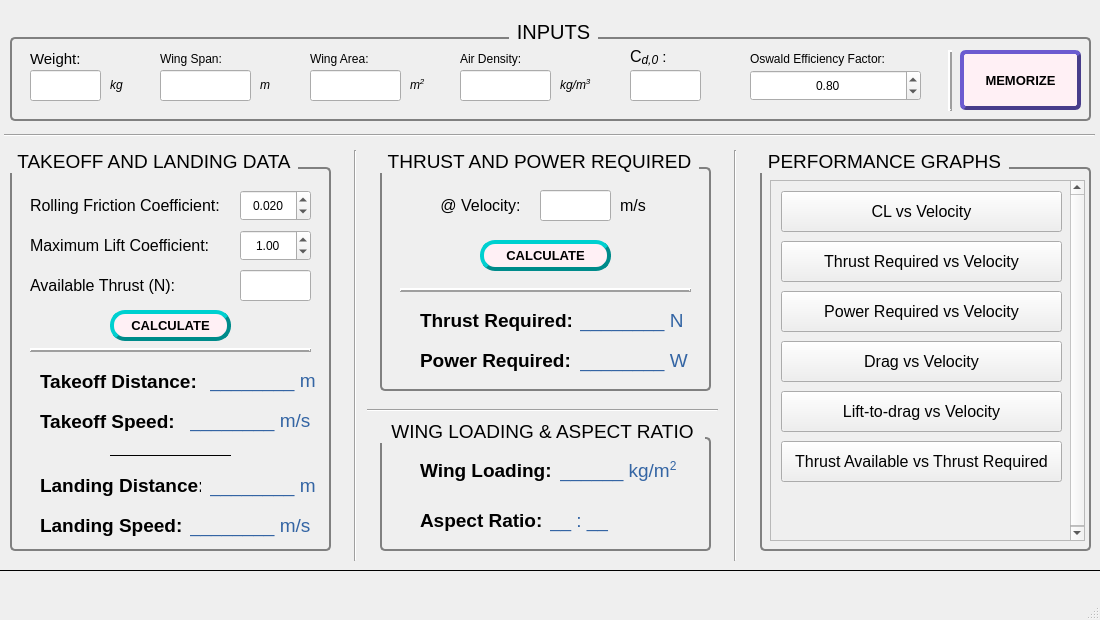
umutaktepe/AeroTools, file modules/ui/main.ui: the form before one commit.
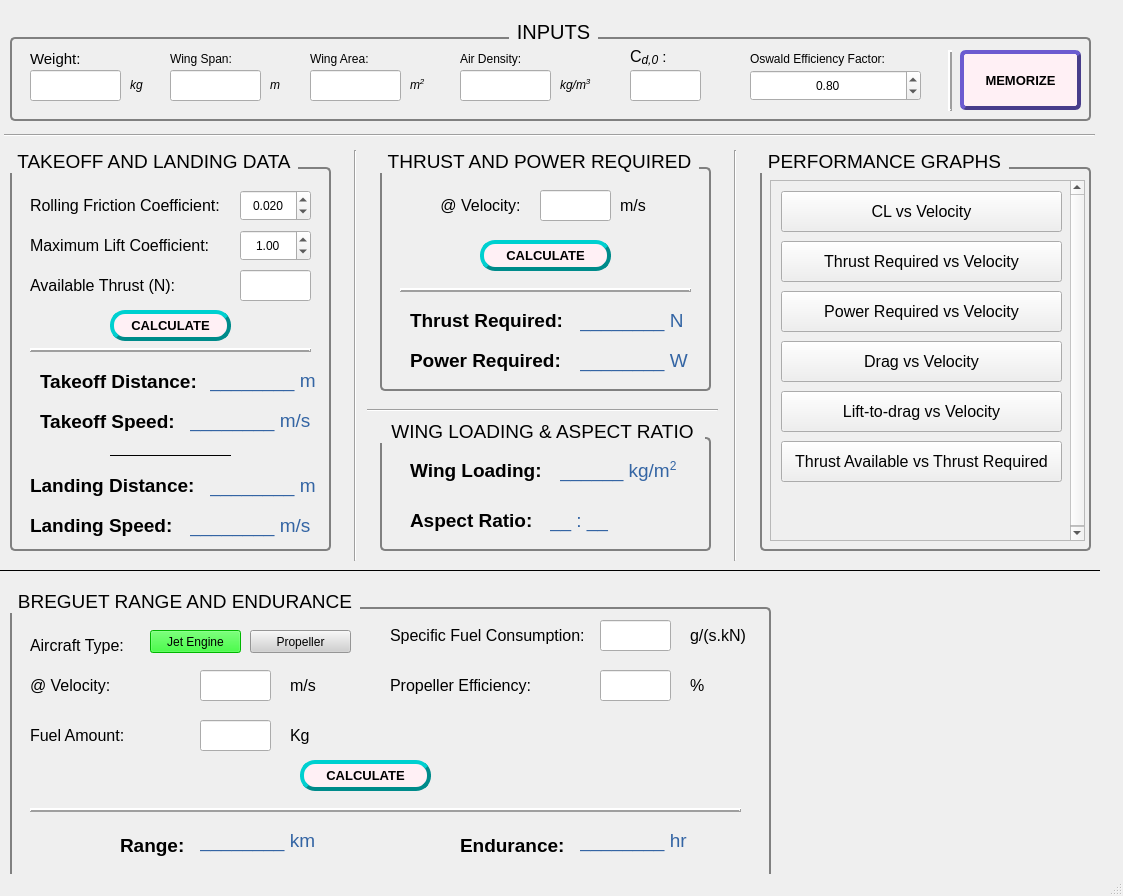
The form after the commit. Icons and pictures are not drawn.

Commit message: added breguet range and endurance calculator

Diff of the .ui file:
```diff
--- a/modules/ui/main.ui
+++ b/modules/ui/main.ui
@@ -6,8 +6,8 @@
    <rect>
     <x>0</x>
     <y>0</y>
-    <width>1100</width>
-    <height>620</height>
+    <width>1123</width>
+    <height>896</height>
    </rect>
   </property>
   <property name="sizePolicy">
@@ -87,7 +87,7 @@
       <rect>
        <x>20</x>
        <y>50</y>
-       <width>71</width>
+       <width>91</width>
        <height>31</height>
       </rect>
      </property>
@@ -163,7 +163,7 @@
     <widget class="QLineEdit" name="wingspan_lineEdit">
      <property name="geometry">
       <rect>
-       <x>150</x>
+       <x>160</x>
        <y>50</y>
        <width>91</width>
        <height>31</height>
@@ -189,9 +189,9 @@
     <widget class="QLabel" name="weightkg_label">
      <property name="geometry">
       <rect>
-       <x>100</x>
+       <x>120</x>
        <y>50</y>
-       <width>31</width>
+       <width>21</width>
        <height>31</height>
       </rect>
      </property>
@@ -208,7 +208,7 @@
     <widget class="QLabel" name="wingspan_label">
      <property name="geometry">
       <rect>
-       <x>150</x>
+       <x>160</x>
        <y>30</y>
        <width>81</width>
        <height>17</height>
@@ -230,9 +230,9 @@
     <widget class="QLabel" name="wingspanm_label">
      <property name="geometry">
       <rect>
-       <x>250</x>
+       <x>260</x>
        <y>50</y>
-       <width>31</width>
+       <width>21</width>
        <height>31</height>
       </rect>
      </property>
@@ -635,9 +635,9 @@
     <widget class="QLabel" name="landingDistance_label">
      <property name="geometry">
       <rect>
-       <x>30</x>
+       <x>20</x>
        <y>320</y>
-       <width>161</width>
+       <width>171</width>
        <height>31</height>
       </rect>
      </property>
@@ -663,9 +663,9 @@
     <widget class="QLabel" name="landingSpeed_label">
      <property name="geometry">
       <rect>
-       <x>30</x>
+       <x>20</x>
        <y>360</y>
-       <width>141</width>
+       <width>151</width>
        <height>31</height>
       </rect>
      </property>
@@ -1192,9 +1192,9 @@
     <widget class="QLabel" name="thrustReq_label">
      <property name="geometry">
       <rect>
-       <x>40</x>
+       <x>30</x>
        <y>150</y>
-       <width>151</width>
+       <width>161</width>
        <height>41</height>
       </rect>
      </property>
@@ -1214,9 +1214,9 @@
     <widget class="QLabel" name="powerReq_label">
      <property name="geometry">
       <rect>
-       <x>40</x>
+       <x>30</x>
        <y>190</y>
-       <width>151</width>
+       <width>161</width>
        <height>41</height>
       </rect>
      </property>
@@ -1324,9 +1324,9 @@
     <widget class="QLabel" name="wingLoading_label">
      <property name="geometry">
       <rect>
-       <x>40</x>
+       <x>30</x>
        <y>30</y>
-       <width>131</width>
+       <width>141</width>
        <height>41</height>
       </rect>
      </property>
@@ -1346,9 +1346,9 @@
     <widget class="QLabel" name="aspectRatio_label">
      <property name="geometry">
       <rect>
-       <x>40</x>
+       <x>30</x>
        <y>80</y>
-       <width>121</width>
+       <width>131</width>
        <height>41</height>
       </rect>
      </property>
@@ -1717,6 +1717,471 @@
      <enum>Qt::Horizontal</enum>
     </property>
    </widget>
+   <widget class="QGroupBox" name="toBreguetRangeAndEndurance_groupBox">
+    <property name="geometry">
+     <rect>
+      <x>10</x>
+      <y>590</y>
+      <width>761</width>
+      <height>291</height>
+     </rect>
+    </property>
+    <property name="sizePolicy">
+     <sizepolicy hsizetype="Fixed" vsizetype="Fixed">
+      <horstretch>0</horstretch>
+      <verstretch>0</verstretch>
+     </sizepolicy>
+    </property>
+    <property name="styleSheet">
+     <string notr="true">QGroupBox
+{
+		font-size: 14pt;
+		border: 2px solid gray;
+		border-radius: 5px;
+		margin-top: 17px;
+}
+
+QGroupBox::title
+{
+		subcontrol-origin: margin;
+		subcontrol-position: top left;
+		padding: 0 5px;
+}
+</string>
+    </property>
+    <property name="title">
+     <string>BREGUET RANGE AND ENDURANCE</string>
+    </property>
+    <widget class="QLabel" name="breguet_Endurance_label">
+     <property name="geometry">
+      <rect>
+       <x>450</x>
+       <y>240</y>
+       <width>111</width>
+       <height>31</height>
+      </rect>
+     </property>
+     <property name="sizePolicy">
+      <sizepolicy hsizetype="Fixed" vsizetype="Fixed">
+       <horstretch>0</horstretch>
+       <verstretch>0</verstretch>
+      </sizepolicy>
+     </property>
+     <property name="styleSheet">
+      <string notr="true">QLabel {font: bold 11pt Ubuntu}</string>
+     </property>
+     <property name="text">
+      <string>&lt;html&gt;&lt;head/&gt;&lt;body&gt;&lt;p&gt;&lt;span style=&quot; font-size:14pt; font-weight:600;&quot;&gt;Endurance: &lt;/span&gt;&lt;/p&gt;&lt;/body&gt;&lt;/html&gt;</string>
+     </property>
+    </widget>
+    <widget class="Line" name="breguet_line">
+     <property name="geometry">
+      <rect>
+       <x>20</x>
+       <y>210</y>
+       <width>711</width>
+       <height>20</height>
+      </rect>
+     </property>
+     <property name="sizePolicy">
+      <sizepolicy hsizetype="Fixed" vsizetype="Fixed">
+       <horstretch>0</horstretch>
+       <verstretch>0</verstretch>
+      </sizepolicy>
+     </property>
+     <property name="frameShadow">
+      <enum>QFrame::Raised</enum>
+     </property>
+     <property name="lineWidth">
+      <number>2</number>
+     </property>
+     <property name="orientation">
+      <enum>Qt::Horizontal</enum>
+     </property>
+    </widget>
+    <widget class="QLabel" name="breguet_aircraftType_label">
+     <property name="geometry">
+      <rect>
+       <x>20</x>
+       <y>40</y>
+       <width>111</width>
+       <height>31</height>
+      </rect>
+     </property>
+     <property name="sizePolicy">
+      <sizepolicy hsizetype="Fixed" vsizetype="Fixed">
+       <horstretch>0</horstretch>
+       <verstretch>0</verstretch>
+      </sizepolicy>
+     </property>
+     <property name="styleSheet">
+      <string notr="true">QLabel {font: 11pt &quot;Ubuntu&quot;}</string>
+     </property>
+     <property name="text">
+      <string>&lt;html&gt;&lt;head/&gt;&lt;body&gt;&lt;p&gt;&lt;span style=&quot; font-size:12pt;&quot;&gt;Aircraft Type:&lt;/span&gt;&lt;/p&gt;&lt;/body&gt;&lt;/html&gt;</string>
+     </property>
+    </widget>
+    <widget class="QLabel" name="breguet_velocity_label">
+     <property name="geometry">
+      <rect>
+       <x>20</x>
+       <y>80</y>
+       <width>201</width>
+       <height>31</height>
+      </rect>
+     </property>
+     <property name="sizePolicy">
+      <sizepolicy hsizetype="Fixed" vsizetype="Fixed">
+       <horstretch>0</horstretch>
+       <verstretch>0</verstretch>
+      </sizepolicy>
+     </property>
+     <property name="styleSheet">
+      <string notr="true">QLabel {font: 11pt &quot;Ubuntu&quot;}</string>
+     </property>
+     <property name="text">
+      <string>&lt;html&gt;&lt;head/&gt;&lt;body&gt;&lt;p&gt;&lt;span style=&quot; font-size:12pt;&quot;&gt;@ Velocity:&lt;/span&gt;&lt;/p&gt;&lt;/body&gt;&lt;/html&gt;</string>
+     </property>
+    </widget>
+    <widget class="QLabel" name="breguet_fuelWeight_label">
+     <property name="geometry">
+      <rect>
+       <x>20</x>
+       <y>130</y>
+       <width>171</width>
+       <height>31</height>
+      </rect>
+     </property>
+     <property name="sizePolicy">
+      <sizepolicy hsizetype="Fixed" vsizetype="Fixed">
+       <horstretch>0</horstretch>
+       <verstretch>0</verstretch>
+      </sizepolicy>
+     </property>
+     <property name="styleSheet">
+      <string notr="true">QLabel {font: 11pt &quot;Ubuntu&quot;}</string>
+     </property>
+     <property name="text">
+      <string>&lt;html&gt;&lt;head/&gt;&lt;body&gt;&lt;p&gt;&lt;span style=&quot; font-size:12pt;&quot;&gt;Fuel Amount:&lt;/span&gt;&lt;/p&gt;&lt;/body&gt;&lt;/html&gt;</string>
+     </property>
+    </widget>
+    <widget class="QLineEdit" name="breguet_fuel_weight_lineEdit">
+     <property name="geometry">
+      <rect>
+       <x>190</x>
+       <y>130</y>
+       <width>71</width>
+       <height>31</height>
+      </rect>
+     </property>
+     <property name="alignment">
+      <set>Qt::AlignCenter</set>
+     </property>
+     <property name="clearButtonEnabled">
+      <bool>true</bool>
+     </property>
+    </widget>
+    <widget class="QLabel" name="toRange_EditLabel">
+     <property name="geometry">
+      <rect>
+       <x>190</x>
+       <y>230</y>
+       <width>211</width>
+       <height>41</height>
+      </rect>
+     </property>
+     <property name="sizePolicy">
+      <sizepolicy hsizetype="Fixed" vsizetype="Fixed">
+       <horstretch>0</horstretch>
+       <verstretch>0</verstretch>
+      </sizepolicy>
+     </property>
+     <property name="styleSheet">
+      <string notr="true">QLabel 
+{
+		color: greergb(52, 101, 164);
+		font: 11pt &quot;Ubuntu&quot;;
+}</string>
+     </property>
+     <property name="text">
+      <string>&lt;html&gt;&lt;head/&gt;&lt;body&gt;&lt;p&gt;&lt;span style=&quot; font-size:14pt; color:#3465a4;&quot;&gt;________ km&lt;/span&gt;&lt;/p&gt;&lt;/body&gt;&lt;/html&gt;</string>
+     </property>
+    </widget>
+    <widget class="QLabel" name="toEndurance_EditLabel">
+     <property name="geometry">
+      <rect>
+       <x>570</x>
+       <y>230</y>
+       <width>141</width>
+       <height>41</height>
+      </rect>
+     </property>
+     <property name="sizePolicy">
+      <sizepolicy hsizetype="Fixed" vsizetype="Fixed">
+       <horstretch>0</horstretch>
+       <verstretch>0</verstretch>
+      </sizepolicy>
+     </property>
+     <property name="styleSheet">
+      <string notr="true">QLabel 
+{
+		color: greergb(52, 101, 164);
+		font: 11pt &quot;Ubuntu&quot;;
+}</string>
+     </property>
+     <property name="text">
+      <string>&lt;html&gt;&lt;head/&gt;&lt;body&gt;&lt;p&gt;&lt;span style=&quot; font-size:14pt; color:#3465a4;&quot;&gt;________ hr&lt;/span&gt;&lt;/p&gt;&lt;/body&gt;&lt;/html&gt;</string>
+     </property>
+    </widget>
+    <widget class="QLabel" name="breguet_range_label">
+     <property name="geometry">
+      <rect>
+       <x>110</x>
+       <y>240</y>
+       <width>71</width>
+       <height>31</height>
+      </rect>
+     </property>
+     <property name="sizePolicy">
+      <sizepolicy hsizetype="Fixed" vsizetype="Fixed">
+       <horstretch>0</horstretch>
+       <verstretch>0</verstretch>
+      </sizepolicy>
+     </property>
+     <property name="styleSheet">
+      <string notr="true">QLabel {font: bold 11pt Ubuntu}</string>
+     </property>
+     <property name="text">
+      <string>&lt;html&gt;&lt;head/&gt;&lt;body&gt;&lt;p&gt;&lt;span style=&quot; font-size:14pt;&quot;&gt;Range: &lt;/span&gt;&lt;/p&gt;&lt;/body&gt;&lt;/html&gt;</string>
+     </property>
+    </widget>
+    <widget class="QPushButton" name="breguet_jetEngine_pushButton">
+     <property name="geometry">
+      <rect>
+       <x>140</x>
+       <y>40</y>
+       <width>91</width>
+       <height>23</height>
+      </rect>
+     </property>
+     <property name="cursor">
+      <cursorShape>PointingHandCursor</cursorShape>
+     </property>
+     <property name="styleSheet">
+      <string notr="true">background-color: rgb(0, 255, 0);</string>
+     </property>
+     <property name="text">
+      <string>Jet Engine</string>
+     </property>
+    </widget>
+    <widget class="QPushButton" name="breguet_Propeller_pushButton">
+     <property name="enabled">
+      <bool>true</bool>
+     </property>
+     <property name="geometry">
+      <rect>
+       <x>240</x>
+       <y>40</y>
+       <width>101</width>
+       <height>23</height>
+      </rect>
+     </property>
+     <property name="cursor">
+      <cursorShape>PointingHandCursor</cursorShape>
+     </property>
+     <property name="styleSheet">
+      <string notr="true">background-color: rgb(208, 208, 208);</string>
+     </property>
+     <property name="text">
+      <string>Propeller</string>
+     </property>
+    </widget>
+    <widget class="QLineEdit" name="breguet_Vel_lineEdit">
+     <property name="geometry">
+      <rect>
+       <x>190</x>
+       <y>80</y>
+       <width>71</width>
+       <height>31</height>
+      </rect>
+     </property>
+     <property name="alignment">
+      <set>Qt::AlignCenter</set>
+     </property>
+     <property name="clearButtonEnabled">
+      <bool>true</bool>
+     </property>
+    </widget>
+    <widget class="QLabel" name="breguet_Vel_ms_label">
+     <property name="geometry">
+      <rect>
+       <x>280</x>
+       <y>80</y>
+       <width>31</width>
+       <height>31</height>
+      </rect>
+     </property>
+     <property name="text">
+      <string>&lt;html&gt;&lt;head/&gt;&lt;body&gt;&lt;p&gt;&lt;span style=&quot; font-size:12pt;&quot;&gt;m/s&lt;/span&gt;&lt;/p&gt;&lt;/body&gt;&lt;/html&gt;</string>
+     </property>
+    </widget>
+    <widget class="QLabel" name="breguet_sfc_label">
+     <property name="geometry">
+      <rect>
+       <x>380</x>
+       <y>30</y>
+       <width>201</width>
+       <height>31</height>
+      </rect>
+     </property>
+     <property name="sizePolicy">
+      <sizepolicy hsizetype="Fixed" vsizetype="Fixed">
+       <horstretch>0</horstretch>
+       <verstretch>0</verstretch>
+      </sizepolicy>
+     </property>
+     <property name="styleSheet">
+      <string notr="true">QLabel {font: 11pt &quot;Ubuntu&quot;}</string>
+     </property>
+     <property name="text">
+      <string>&lt;html&gt;&lt;head/&gt;&lt;body&gt;&lt;p&gt;&lt;span style=&quot; font-size:12pt;&quot;&gt;Specific Fuel Consumption:&lt;/span&gt;&lt;/p&gt;&lt;/body&gt;&lt;/html&gt;</string>
+     </property>
+    </widget>
+    <widget class="QLineEdit" name="breguet_sfc_lineEdit">
+     <property name="geometry">
+      <rect>
+       <x>590</x>
+       <y>30</y>
+       <width>71</width>
+       <height>31</height>
+      </rect>
+     </property>
+     <property name="alignment">
+      <set>Qt::AlignCenter</set>
+     </property>
+     <property name="clearButtonEnabled">
+      <bool>true</bool>
+     </property>
+    </widget>
+    <widget class="QLabel" name="breguet_sfc_unit_label">
+     <property name="geometry">
+      <rect>
+       <x>680</x>
+       <y>30</y>
+       <width>71</width>
+       <height>31</height>
+      </rect>
+     </property>
+     <property name="text">
+      <string>&lt;html&gt;&lt;head/&gt;&lt;body&gt;&lt;p&gt;&lt;span style=&quot; font-size:12pt;&quot;&gt;g/(s.kN)&lt;/span&gt;&lt;/p&gt;&lt;/body&gt;&lt;/html&gt;</string>
+     </property>
+    </widget>
+    <widget class="QLabel" name="breguet_fuelAmount_kg_label">
+     <property name="geometry">
+      <rect>
+       <x>280</x>
+       <y>130</y>
+       <width>31</width>
+       <height>31</height>
+      </rect>
+     </property>
+     <property name="text">
+      <string>&lt;html&gt;&lt;head/&gt;&lt;body&gt;&lt;p&gt;&lt;span style=&quot; font-size:12pt;&quot;&gt;Kg&lt;/span&gt;&lt;/p&gt;&lt;/body&gt;&lt;/html&gt;</string>
+     </property>
+    </widget>
+    <widget class="QPushButton" name="breguet_calculate_button">
+     <property name="geometry">
+      <rect>
+       <x>290</x>
+       <y>170</y>
+       <width>131</width>
+       <height>31</height>
+      </rect>
+     </property>
+     <property name="sizePolicy">
+      <sizepolicy hsizetype="Fixed" vsizetype="Fixed">
+       <horstretch>0</horstretch>
+       <verstretch>0</verstretch>
+      </sizepolicy>
+     </property>
+     <property name="styleSheet">
+      <string notr="true">QPushButton
+{
+		font-weight: bold;
+		font-size: 10pt;
+		border-style: outset;
+		border-radius: 15px;
+		border-width: 4px;
+		background-color: lavenderblush;
+		border-color: darkcyan;
+}
+QPushButton::pressed
+{
+		font-weight: bold;
+		font-size: 9pt;
+		border-style: inset;
+		border-radius: 15px;
+		border-width: 3px;
+		background-color: lavenderblush;
+		border-color: green;
+}</string>
+     </property>
+     <property name="text">
+      <string>CALCULATE</string>
+     </property>
+    </widget>
+    <widget class="QLabel" name="breguet_prop_eff_label">
+     <property name="geometry">
+      <rect>
+       <x>380</x>
+       <y>80</y>
+       <width>201</width>
+       <height>31</height>
+      </rect>
+     </property>
+     <property name="sizePolicy">
+      <sizepolicy hsizetype="Fixed" vsizetype="Fixed">
+       <horstretch>0</horstretch>
+       <verstretch>0</verstretch>
+      </sizepolicy>
+     </property>
+     <property name="styleSheet">
+      <string notr="true">QLabel {font: 11pt &quot;Ubuntu&quot;}</string>
+     </property>
+     <property name="text">
+      <string>&lt;html&gt;&lt;head/&gt;&lt;body&gt;&lt;p&gt;&lt;span style=&quot; font-size:12pt;&quot;&gt;Propeller Efficiency:&lt;/span&gt;&lt;/p&gt;&lt;/body&gt;&lt;/html&gt;</string>
+     </property>
+    </widget>
+    <widget class="QLineEdit" name="breguet_prop_eff_lineEdit">
+     <property name="geometry">
+      <rect>
+       <x>590</x>
+       <y>80</y>
+       <width>71</width>
+       <height>31</height>
+      </rect>
+     </property>
+     <property name="alignment">
+      <set>Qt::AlignCenter</set>
+     </property>
+     <property name="clearButtonEnabled">
+      <bool>true</bool>
+     </property>
+    </widget>
+    <widget class="QLabel" name="breguet_prop_eff_unit_label">
+     <property name="geometry">
+      <rect>
+       <x>680</x>
+       <y>80</y>
+       <width>31</width>
+       <height>31</height>
+      </rect>
+     </property>
+     <property name="text">
+      <string>&lt;html&gt;&lt;head/&gt;&lt;body&gt;&lt;p&gt;&lt;span style=&quot; font-size:12pt;&quot;&gt;%&lt;/span&gt;&lt;/p&gt;&lt;/body&gt;&lt;/html&gt;</string>
+     </property>
+    </widget>
+   </widget>
   </widget>
   <widget class="QStatusBar" name="statusBar"/>
   <action name="actionGithub_umutaktepe">
```
The commit also changes 4 other files.
